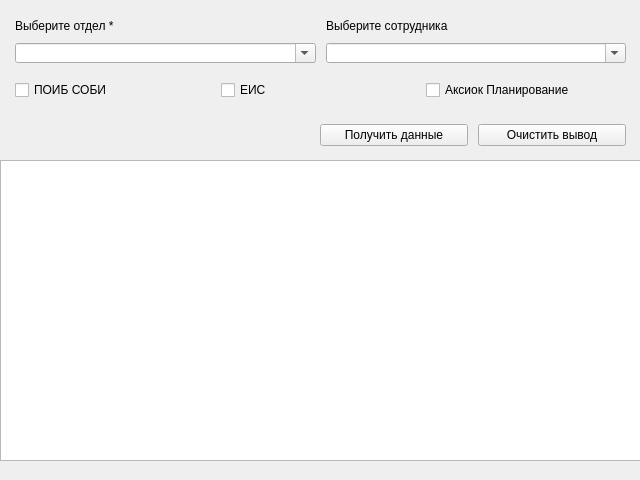
The window that MainWindow.ui (Ara-Bog/KingMatrixDesk) describes before a commit, drawn with Qt 5.
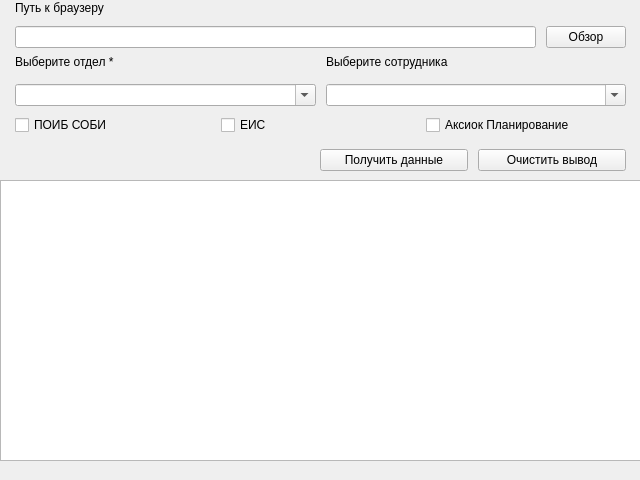
The same window after the commit.

```diff
--- a/MainWindow.ui
+++ b/MainWindow.ui
@@ -30,17 +30,20 @@
     <property name="geometry">
      <rect>
       <x>0</x>
-      <y>-1</y>
+      <y>50</y>
       <width>641</width>
-      <height>64</height>
+      <height>61</height>
      </rect>
     </property>
     <layout class="QGridLayout" name="filterWrap">
+     <property name="sizeConstraint">
+      <enum>QLayout::SetDefaultConstraint</enum>
+     </property>
      <property name="leftMargin">
       <number>15</number>
      </property>
      <property name="topMargin">
-      <number>20</number>
+      <number>0</number>
      </property>
      <property name="rightMargin">
       <number>15</number>
@@ -63,6 +66,9 @@
      </item>
      <item row="1" column="0">
       <widget class="QComboBox" name="select_departments">
+       <property name="enabled">
+        <bool>true</bool>
+       </property>
        <property name="whatsThis">
         <string/>
        </property>
@@ -72,10 +78,19 @@
        <property name="placeholderText">
         <string>Выберите отдел</string>
        </property>
+       <property name="frame">
+        <bool>true</bool>
+       </property>
       </widget>
      </item>
      <item row="0" column="0">
       <widget class="QLabel" name="label">
+       <property name="sizePolicy">
+        <sizepolicy hsizetype="Preferred" vsizetype="Maximum">
+         <horstretch>0</horstretch>
+         <verstretch>0</verstretch>
+        </sizepolicy>
+       </property>
        <property name="text">
         <string>Выберите отдел *</string>
        </property>
@@ -83,6 +98,12 @@
      </item>
      <item row="0" column="1">
       <widget class="QLabel" name="label_2">
+       <property name="sizePolicy">
+        <sizepolicy hsizetype="Preferred" vsizetype="Maximum">
+         <horstretch>0</horstretch>
+         <verstretch>0</verstretch>
+        </sizepolicy>
+       </property>
        <property name="text">
         <string>Выберите сотрудника</string>
        </property>
@@ -94,9 +115,9 @@
     <property name="geometry">
      <rect>
       <x>0</x>
-      <y>70</y>
+      <y>110</y>
       <width>641</width>
-      <height>41</height>
+      <height>31</height>
      </rect>
     </property>
     <layout class="QGridLayout" name="gridLayout">
@@ -142,22 +163,31 @@
     <property name="geometry">
      <rect>
       <x>0</x>
-      <y>160</y>
+      <y>180</y>
       <width>641</width>
-      <height>301</height>
+      <height>281</height>
      </rect>
     </property>
     <property name="editTriggers">
      <set>QAbstractItemView::NoEditTriggers</set>
     </property>
+    <property name="textElideMode">
+     <enum>Qt::ElideNone</enum>
+    </property>
+    <property name="uniformRowHeights">
+     <bool>true</bool>
+    </property>
+    <property name="wordWrap">
+     <bool>true</bool>
+    </property>
    </widget>
    <widget class="QWidget" name="horizontalLayoutWidget">
     <property name="geometry">
      <rect>
       <x>320</x>
-      <y>110</y>
+      <y>140</y>
       <width>321</width>
-      <height>51</height>
+      <height>41</height>
      </rect>
     </property>
     <layout class="QHBoxLayout" name="horizontalLayout">
@@ -189,6 +219,44 @@
      </item>
     </layout>
    </widget>
+   <widget class="QWidget" name="gridLayoutWidget_3">
+    <property name="geometry">
+     <rect>
+      <x>0</x>
+      <y>0</y>
+      <width>641</width>
+      <height>48</height>
+     </rect>
+    </property>
+    <layout class="QGridLayout" name="gridLayout_2">
+     <property name="leftMargin">
+      <number>15</number>
+     </property>
+     <property name="rightMargin">
+      <number>15</number>
+     </property>
+     <property name="spacing">
+      <number>10</number>
+     </property>
+     <item row="1" column="1">
+      <widget class="QPushButton" name="pushButton">
+       <property name="text">
+        <string>Обзор</string>
+       </property>
+      </widget>
+     </item>
+     <item row="1" column="0">
+      <widget class="QLineEdit" name="lineEdit"/>
+     </item>
+     <item row="0" column="0">
+      <widget class="QLabel" name="label_3">
+       <property name="text">
+        <string>Путь к браузеру</string>
+       </property>
+      </widget>
+     </item>
+    </layout>
+   </widget>
   </widget>
   <widget class="QMenuBar" name="menubar">
    <property name="geometry">
```
Left out of the diff: 2 changed lines with no effect on the pictures.
